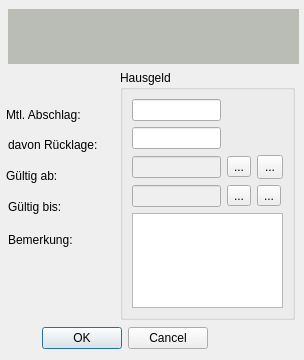
Before: the Qt Designer form hausgeld.ui in testalucida/WV, drawn with Qt 5.
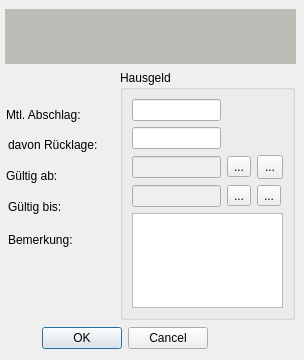
After: the same form once the commit is applied. Icons and pictures are not drawn.

The edit to the form file:
```diff
--- a/hausgeld.ui
+++ b/hausgeld.ui
@@ -189,7 +189,7 @@
   <widget class="QLabel" name="lblWohnung">
    <property name="geometry">
     <rect>
-     <x>8</x>
+     <x>5</x>
      <y>9</y>
      <width>291</width>
      <height>55</height>
```
